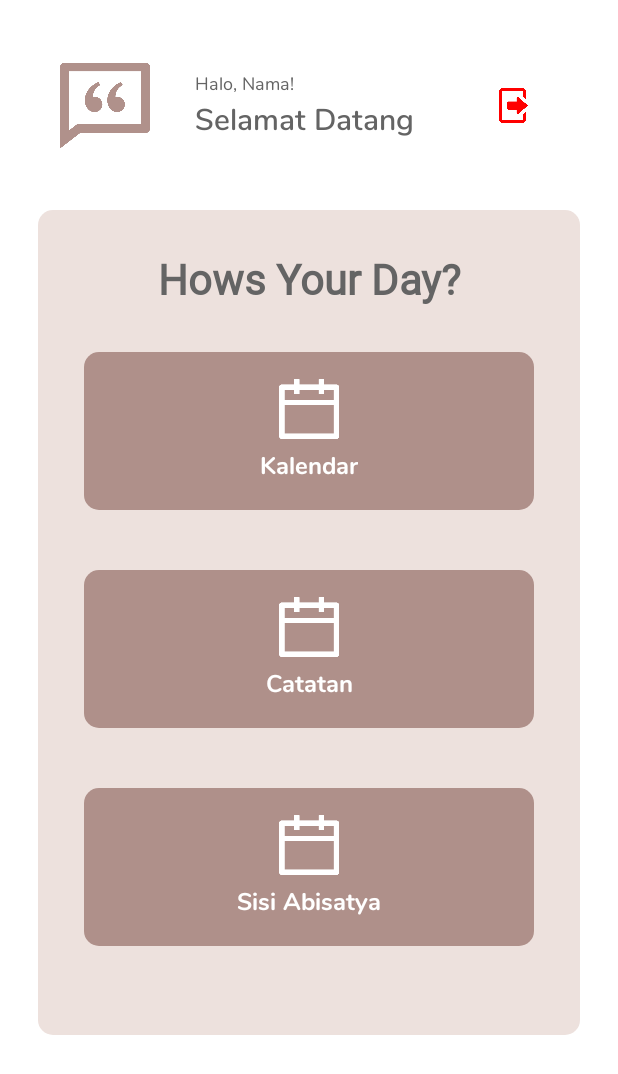
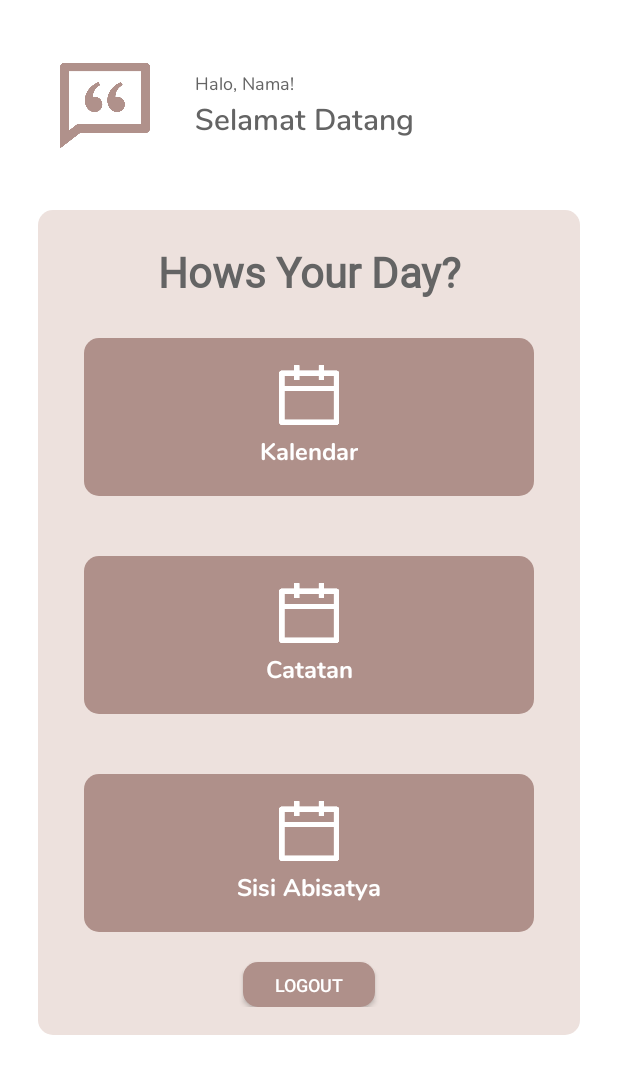
Before and after one commit to ali-murtadho/Abisatya, an Android app: the MainMenuActivity screen opened directly, with no data from a screen before it, on a phone screen of 412 x 824 dp. Shown: the top 1074 px of the screen. Run offline under Robolectric (Android 15) with nearby library versions, the phone set to English and light mode, and no system bars.

Commit message:
"progress 3"

```diff
--- a/app/src/main/java/com/example/abisatya/MainMenuActivity.java
+++ b/app/src/main/java/com/example/abisatya/MainMenuActivity.java
@@ -6,19 +6,22 @@ import androidx.constraintlayout.widget.ConstraintLayout;
 import android.content.Intent;
 import android.os.Bundle;
 import android.view.View;
+import android.widget.Button;
 import android.widget.ImageView;
 import android.widget.Toast;
 
 public class MainMenuActivity extends AppCompatActivity {
     private ConstraintLayout lKalendar, lCatatan, lSisiAbisatya;
-    private ImageView logOut;
+    private Button btnLogout;
     @Override
     protected void onCreate(Bundle savedInstanceState) {
         getSupportActionBar().hide();
         super.onCreate(savedInstanceState);
         setContentView(R.layout.activity_main_menu);
-        logOut = findViewById(R.id.btnLogout);
+
+        btnLogout = findViewById(R.id.mm_btnLogout);
         lCatatan = findViewById(R.id.clCatatan);
+
         lCatatan.setOnClickListener(new View.OnClickListener() {
             @Override
             public void onClick(View view) {
@@ -26,7 +29,7 @@ public class MainMenuActivity extends AppCompatActivity {
                 startActivity(catat);
             }
         });
-        logOut.setOnClickListener(new View.OnClickListener() {
+        btnLogout.setOnClickListener(new View.OnClickListener() {
             @Override
             public void onClick(View view) {
                 Toast.makeText(MainMenuActivity.this, "Berhasil Logout", Toast.LENGTH_SHORT).show();
--- a/app/src/main/res/layout/activity_main_menu.xml
+++ b/app/src/main/res/layout/activity_main_menu.xml
@@ -71,16 +71,6 @@
                 android:textColor="@color/tertiary_color"
                 android:textSize="20sp" />
         </LinearLayout>
-        <ImageView
-            android:id="@+id/btnLogout"
-            android:layout_width="42dp"
-            android:layout_height="23dp"
-            android:layout_marginLeft="45dp"
-            app:srcCompat="@drawable/logout"
-            app:layout_constraintTop_toTopOf="parent"
-            app:layout_constraintBottom_toBottomOf="parent"
-            app:layout_constraintStart_toEndOf="@+id/header_name"/>
-
     </androidx.constraintlayout.widget.ConstraintLayout>
 
 
@@ -105,10 +95,10 @@
                 android:id="@+id/tvApaKabar"
                 android:layout_width="match_parent"
                 android:layout_height="wrap_content"
-                android:layout_marginTop="20dp"
+                android:layout_marginTop="15dp"
                 android:layout_marginLeft="20dp"
                 android:layout_marginRight="20dp"
-                android:layout_marginBottom="10dp"
+                android:layout_marginBottom="5dp"
                 android:fontFamily="@font/nunito_extrabold"
                 android:text="Hows Your Day?"
                 android:textStyle="bold"
@@ -254,6 +244,18 @@
 
             </androidx.constraintlayout.widget.ConstraintLayout>
 
+            <android.widget.Button
+                android:id="@+id/mm_btnLogout"
+                android:layout_width="wrap_content"
+                android:layout_height="30dp"
+                android:layout_gravity="center"
+                android:backgroundTint="@color/primary_color"
+                android:background="@drawable/square"
+                android:fontFamily="@font/roboto_medium"
+                android:text="Logout"
+                android:textColor="@color/white"
+                android:textSize="12sp">
+            </android.widget.Button>
 
         </LinearLayout>
 
```
